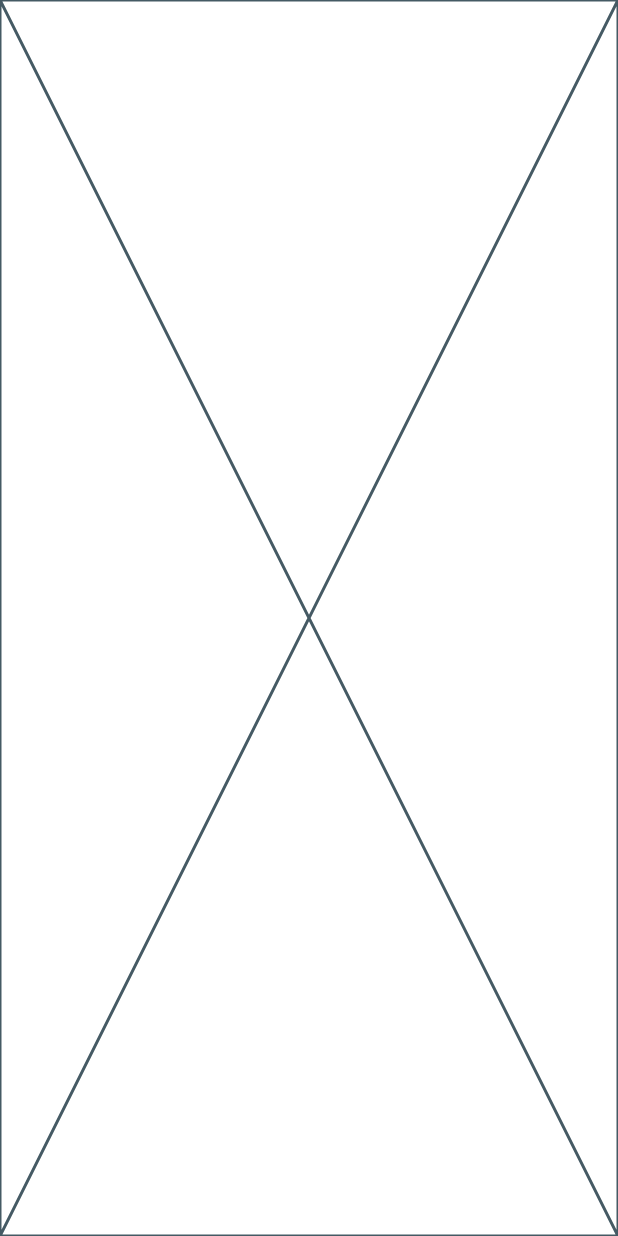
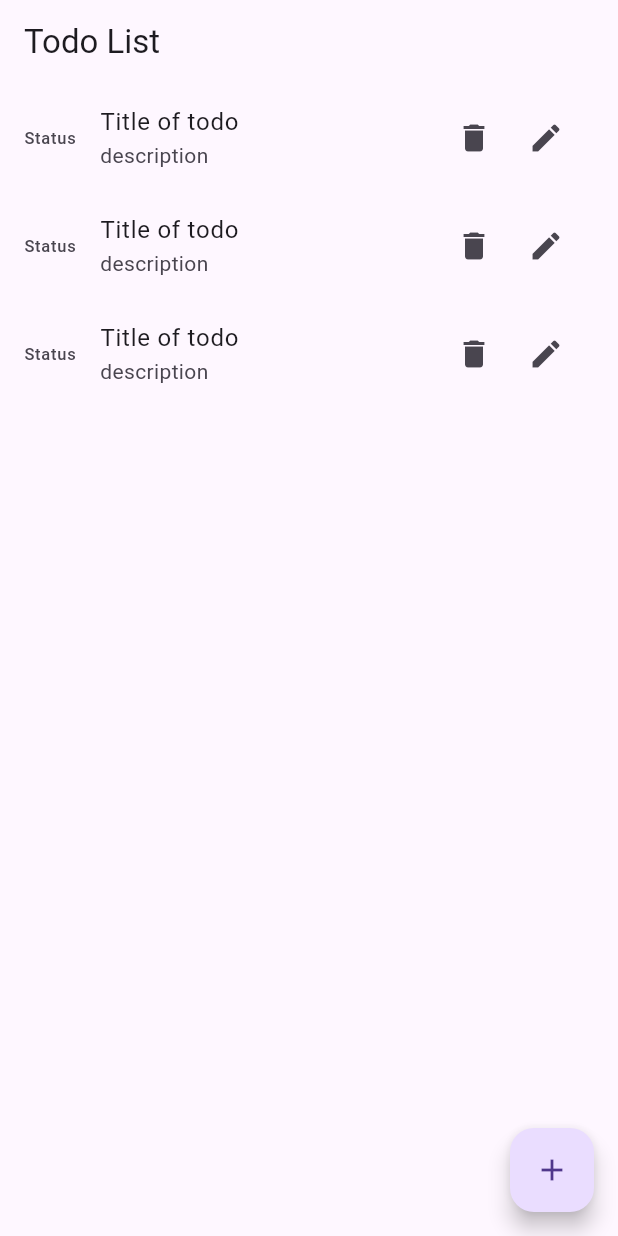
Before and after one commit to saem10/To_do_project, a Flutter app: the screen it shows after launch, on a phone screen of 412 x 824 dp. Run offline on Flutter 3.47's test engine with Material 3 defaults, Android fonts, the phone set to English and light mode, and no system bars.

Commit message:
Todo Project

```diff
--- a/lib/screens/todo_list_screen.dart
+++ b/lib/screens/todo_list_screen.dart
@@ -1,4 +1,7 @@
 import 'package:flutter/material.dart';
+import 'package:to_do_project/screens/update_todo_screen.dart';
+
+import 'add_new_todo_screen.dart';
 
 
 
@@ -12,6 +15,63 @@ class TodoListScreen extends StatefulWidget {
 class _TodoListScreenState extends State<TodoListScreen> {
   @override
   Widget build(BuildContext context) {
-    return const Placeholder();
+    return Scaffold(
+      appBar: AppBar(
+        title: Text("Todo List"),
+      ),
+
+      body:ListView.builder(
+        itemCount: 3,
+        itemBuilder: (context, index) {
+          return ListTile(
+            title: Text('Title of todo'),
+            subtitle: Text('description'),
+            leading: Text('Status'),
+            trailing: Wrap(
+              children: [
+                IconButton(onPressed: (){}, icon: Icon(Icons.delete)),
+                IconButton(onPressed: (){_showChangeStatusDialog();}, icon: Icon(Icons.edit)),
+              ],
+            ),
+            onTap: (){
+              Navigator.push(context, MaterialPageRoute(builder: (context)=> UpdateTodoScreen()));
+            },
+
+          );
+        },
+      ),
+
+      floatingActionButton: FloatingActionButton(onPressed: () {
+        Navigator.push(context,
+            MaterialPageRoute(builder: (context) => const AddNewTodoScreen()));
+      },
+        child: const Icon(Icons.add),
+      ),
+    );
+  }
+
+  void _showChangeStatusDialog() {
+    showDialog(context: context, builder: (context) {
+      return AlertDialog(
+        title: Text('change status'),
+        content: Column(
+          mainAxisSize: MainAxisSize.min,
+          children: [
+            ListTile(
+              title: Text('Idle'),
+            ),
+            Divider(height: 0,),
+            ListTile(
+              title: Text('In progress'),
+            ),
+            Divider(height: 0,),
+            ListTile(
+              title: Text('Done'),
+            ),
+          ],
+        ),
+      );
+     }
+    );
   }
 }
```
Also changed, not shown: lib/screens/add_new_todo_screen.dart (added, +67 -0 lines), lib/screens/update_todo_screen.dart (added, +67 -0 lines).
